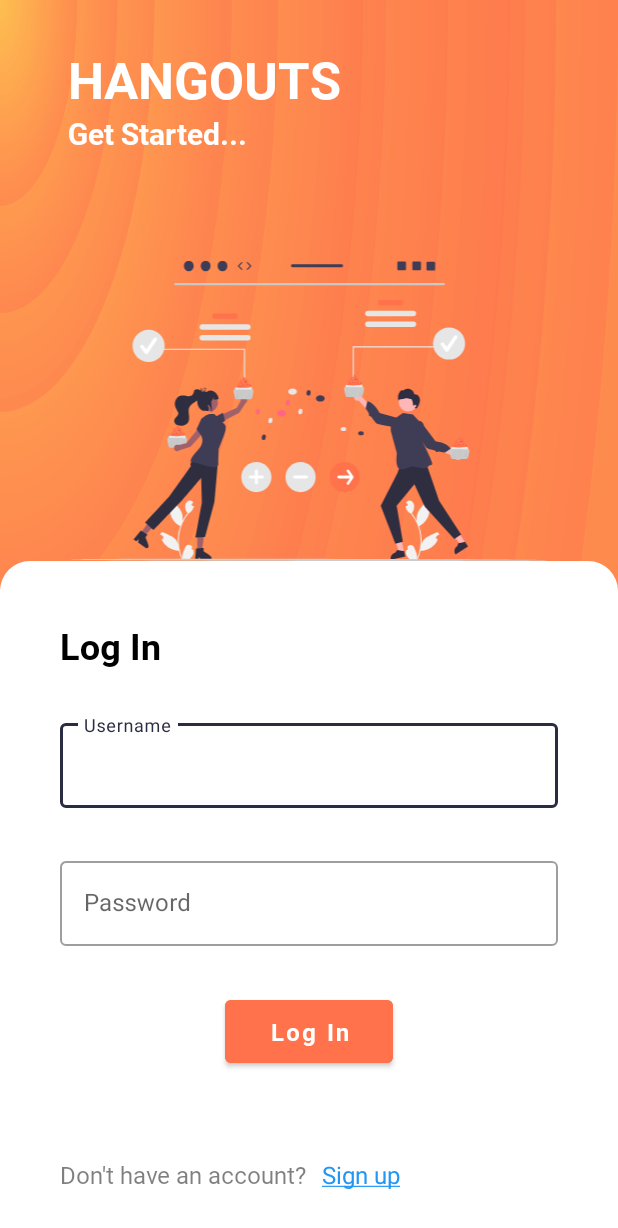
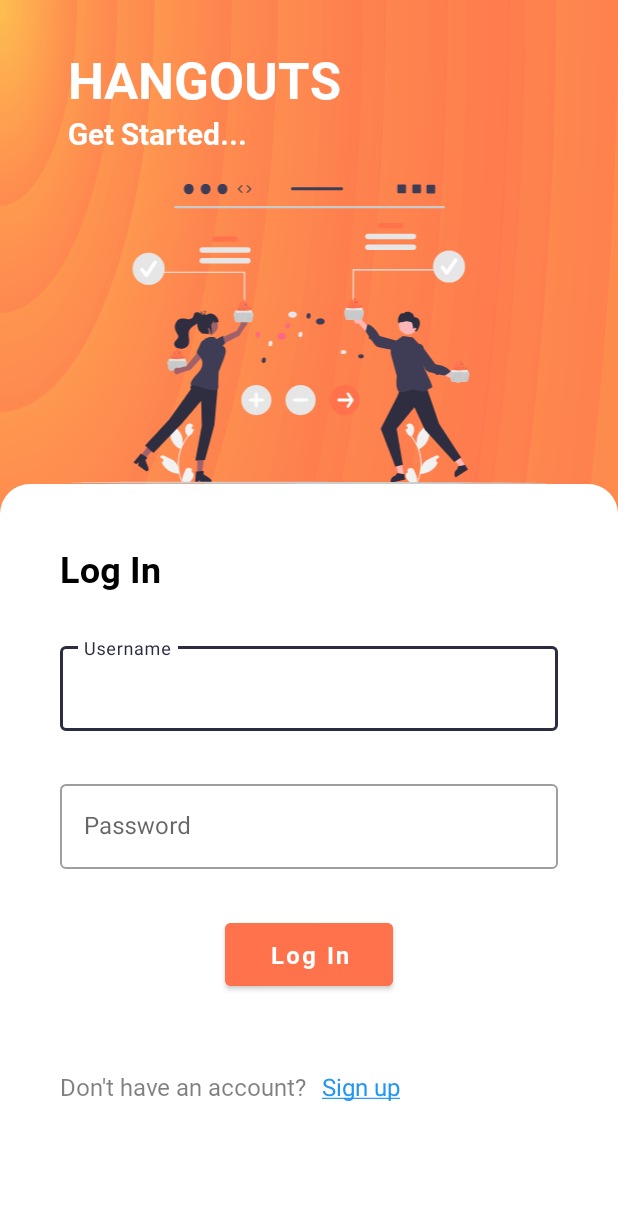
Before and after one commit to manuelrurda/Hangouts, an Android app: the screen it shows after launch (LoginActivity), on a phone screen of 412 x 824 dp. Shown: the top 1228 px of the screen. Run offline under Robolectric (Android 15) with nearby library versions, the phone set to English and light mode, and no system bars; libraries missing offline, so code that uses them is left out: com.parse; 1 statement that could not run was skipped.

Commit message:
Login Fragment

```diff
--- a/app/build.gradle
+++ b/app/build.gradle
@@ -33,6 +33,9 @@ android {
         sourceCompatibility JavaVersion.VERSION_1_8
         targetCompatibility JavaVersion.VERSION_1_8
     }
+    buildFeatures {
+        viewBinding true
+    }
 }
 
 dependencies {
--- /dev/null
+++ b/app/src/main/java/com/example/hangouts/Fragments/LoginFragment.java
@@ -0,0 +1,33 @@
+package com.example.hangouts.Fragments;
+
+import android.os.Bundle;
+
+import androidx.annotation.NonNull;
+import androidx.annotation.Nullable;
+import androidx.fragment.app.Fragment;
+
+import android.view.LayoutInflater;
+import android.view.View;
+import android.view.ViewGroup;
+
+import com.example.hangouts.R;
+
+public class LoginFragment extends Fragment {
+
+    public LoginFragment() {
+        // Required empty public constructor
+    }
+
+    @Override
+    public View onCreateView(LayoutInflater inflater, ViewGroup container,
+                             Bundle savedInstanceState) {
+        // Inflate the layout for this fragment
+        return inflater.inflate(R.layout.fragment_login, container, false);
+    }
+
+    @Override
+    public void onViewCreated(@NonNull View view, @Nullable Bundle savedInstanceState) {
+        super.onViewCreated(view, savedInstanceState);
+
+    }
+}
--- /dev/null
+++ b/app/src/main/java/com/example/hangouts/Fragments/SignupFragment.java
@@ -0,0 +1,33 @@
+package com.example.hangouts.Fragments;
+
+import android.os.Bundle;
+
+import androidx.annotation.NonNull;
+import androidx.annotation.Nullable;
+import androidx.fragment.app.Fragment;
+
+import android.view.LayoutInflater;
+import android.view.View;
+import android.view.ViewGroup;
+
+import com.example.hangouts.R;
+
+public class SignupFragment extends Fragment {
+
+
+    public SignupFragment() {
+        // Required empty public constructor
+    }
+
+    @Override
+    public View onCreateView(LayoutInflater inflater, ViewGroup container,
+                             Bundle savedInstanceState) {
+        // Inflate the layout for this fragment
+        return inflater.inflate(R.layout.fragment_signup, container, false);
+    }
+
+    @Override
+    public void onViewCreated(@NonNull View view, @Nullable Bundle savedInstanceState) {
+        super.onViewCreated(view, savedInstanceState);
+    }
+}
--- a/app/src/main/java/com/example/hangouts/LoginActivity.java
+++ b/app/src/main/java/com/example/hangouts/LoginActivity.java
@@ -1,14 +1,43 @@
 package com.example.hangouts;
 
 import androidx.appcompat.app.AppCompatActivity;
+import androidx.fragment.app.Fragment;
+import androidx.fragment.app.FragmentContainerView;
+import androidx.fragment.app.FragmentManager;
 
 import android.os.Bundle;
+import android.view.LayoutInflater;
+import android.view.View;
+
+import com.example.hangouts.Fragments.LoginFragment;
+import com.example.hangouts.databinding.ActivityLoginBinding;
 
 public class LoginActivity extends AppCompatActivity {
+
+    private ActivityLoginBinding binding;
+
+    private FragmentContainerView fragmentContainer;
 
     @Override
     protected void onCreate(Bundle savedInstanceState) {
         super.onCreate(savedInstanceState);
-        setContentView(R.layout.activity_login);
+
+        binding = ActivityLoginBinding.inflate(getLayoutInflater());
+        View view = binding.getRoot();
+        setContentView(view);
+
+        fragmentContainer = binding.fragmentContainer;
+
+        final FragmentManager fragmentManager = getSupportFragmentManager();
+        final Fragment loginFragment = new LoginFragment();
+        replaceFragment(fragmentManager, fragmentContainer, loginFragment);
+
+    }
+
+    private void replaceFragment(FragmentManager fragmentManager,
+                                 FragmentContainerView fragmentContainer, Fragment fragment) {
+        fragmentManager.beginTransaction()
+                .replace(fragmentContainer.getId(), fragment)
+                .commit();
     }
 }
--- a/app/src/main/res/layout/activity_login.xml
+++ b/app/src/main/res/layout/activity_login.xml
@@ -34,116 +34,22 @@
         android:id="@+id/ivLoginGrapgic"
         android:layout_width="322dp"
         android:layout_height="200dp"
-        app:layout_constraintBottom_toTopOf="@+id/constraintLayout"
+        android:layout_marginTop="20dp"
         app:layout_constraintEnd_toEndOf="parent"
         app:layout_constraintStart_toStartOf="parent"
+        app:layout_constraintTop_toBottomOf="@+id/tvGetStarted"
         app:srcCompat="@drawable/ic_undraw_tasting_re_3k5a" />
 
-    <androidx.constraintlayout.widget.ConstraintLayout
-        android:id="@+id/constraintLayout"
+    <androidx.fragment.app.FragmentContainerView
+        android:id="@+id/fragmentContainer"
+        android:name="com.example.hangouts.Fragments.LoginFragment"
         android:layout_width="0dp"
-        android:layout_height="450dp"
+        android:layout_height="0dp"
         android:background="@drawable/backcard"
         app:layout_constraintBottom_toBottomOf="parent"
         app:layout_constraintEnd_toEndOf="parent"
-        app:layout_constraintHorizontal_bias="0.0"
-        app:layout_constraintStart_toStartOf="parent">
+        app:layout_constraintStart_toStartOf="parent"
+        app:layout_constraintTop_toBottomOf="@+id/ivLoginGrapgic" />
 
-        <TextView
-            android:id="@+id/tvLoginLabel"
-            android:layout_width="wrap_content"
-            android:layout_height="wrap_content"
-            android:layout_marginStart="@dimen/backcard_content_padding"
-            android:layout_marginTop="@dimen/backcard_content_padding"
-            android:fontFamily="@font/roboto_bold"
-            android:text="@string/log_in_label"
-            android:textColor="@color/black"
-            android:textSize="24sp"
-            app:layout_constraintStart_toStartOf="parent"
-            app:layout_constraintTop_toTopOf="parent" />
-
-        <com.google.android.material.textfield.TextInputLayout
-            android:id="@+id/itLayoutUsername"
-            style="@style/Widget.MaterialComponents.TextInputLayout.OutlinedBox"
-            android:layout_width="0dp"
-            android:layout_height="wrap_content"
-            android:layout_marginTop="@dimen/margin_top_login_backcard_content"
-            android:layout_marginEnd="@dimen/backcard_content_padding"
-            app:layout_constraintEnd_toEndOf="parent"
-            app:layout_constraintStart_toStartOf="@+id/tvLoginLabel"
-            app:layout_constraintTop_toBottomOf="@+id/tvLoginLabel">
-
-            <com.google.android.material.textfield.TextInputEditText
-                android:id="@+id/itUsername"
-                android:layout_width="match_parent"
-                android:layout_height="wrap_content"
-                android:hint="@string/username_hint" />
-
-        </com.google.android.material.textfield.TextInputLayout>
-
-        <com.google.android.material.textfield.TextInputLayout
-            android:id="@+id/itLayoutPassword"
-            style="@style/Widget.MaterialComponents.TextInputLayout.OutlinedBox"
-            android:layout_width="0dp"
-            android:layout_height="wrap_content"
-            android:layout_marginTop="@dimen/margin_top_login_backcard_content"
-            android:layout_marginEnd="@dimen/backcard_content_padding"
-            app:layout_constraintEnd_toEndOf="parent"
-            app:layout_constraintStart_toStartOf="@+id/tvLoginLabel"
-            app:layout_constraintTop_toBottomOf="@+id/itLayoutUsername">
-
-            <com.google.android.material.textfield.TextInputEditText
-                android:id="@+id/itPassword"
-                android:layout_width="match_parent"
-                android:layout_height="wrap_content"
-                android:hint="@string/password_hint"
-                android:inputType="textPassword" />
-
-        </com.google.android.material.textfield.TextInputLayout>
-
-        <Button
-            android:id="@+id/btnLogin"
-            android:layout_width="wrap_content"
-            android:layout_height="wrap_content"
-            android:layout_marginTop="@dimen/margin_top_login_backcard_content"
-            android:backgroundTint="@color/orange"
-            android:elevation="20dp"
-            android:fontFamily="@font/roboto_bold"
-            android:paddingHorizontal="30dp"
-            android:paddingVertical="10dp"
-            android:text="@string/log_in_label"
-            android:textColor="@color/white"
-            android:textSize="16sp"
-            app:layout_constraintEnd_toEndOf="@+id/itLayoutPassword"
-            app:layout_constraintStart_toStartOf="@+id/itLayoutPassword"
-            app:layout_constraintTop_toBottomOf="@+id/itLayoutPassword" />
-
-        <TextView
-            android:id="@+id/tvDontHaveaCcc"
-            android:layout_width="wrap_content"
-            android:layout_height="wrap_content"
-            android:layout_marginBottom="@dimen/margin_top_login_backcard_content"
-            android:fontFamily="@font/roboto"
-            android:text="@string/don_t_have_an_account"
-            android:textColor="@color/black_50"
-            android:textSize="16sp"
-            app:layout_constraintBottom_toBottomOf="parent"
-            app:layout_constraintStart_toStartOf="@+id/itLayoutPassword" />
-
-        <TextView
-            android:id="@+id/tvSignup"
-            android:layout_width="wrap_content"
-            android:layout_height="wrap_content"
-            android:clickable="true"
-            android:paddingHorizontal="10dp"
-            android:paddingVertical="15dp"
-            android:text="@string/sign_up_label"
-            android:textColor="@color/hyperlink_blue"
-            android:textSize="16sp"
-            app:layout_constraintBottom_toBottomOf="@+id/tvDontHaveaCcc"
-            app:layout_constraintStart_toEndOf="@+id/tvDontHaveaCcc"
-            app:layout_constraintTop_toTopOf="@+id/tvDontHaveaCcc" />
-
-    </androidx.constraintlayout.widget.ConstraintLayout>
 
 </androidx.constraintlayout.widget.ConstraintLayout>
--- /dev/null
+++ b/app/src/main/res/layout/fragment_login.xml
@@ -0,0 +1,107 @@
+<?xml version="1.0" encoding="utf-8"?>
+<androidx.constraintlayout.widget.ConstraintLayout xmlns:android="http://schemas.android.com/apk/res/android"
+    xmlns:app="http://schemas.android.com/apk/res-auto"
+    android:id="@+id/constraintLayout"
+    android:layout_width="match_parent"
+    android:layout_height="wrap_content"
+    app:layout_constraintBottom_toBottomOf="parent"
+    app:layout_constraintEnd_toEndOf="parent"
+    app:layout_constraintHorizontal_bias="0.0"
+    app:layout_constraintStart_toStartOf="parent">
+
+    <TextView
+        android:id="@+id/tvLoginLabel"
+        android:layout_width="wrap_content"
+        android:layout_height="wrap_content"
+        android:layout_marginStart="@dimen/backcard_content_padding"
+        android:layout_marginTop="@dimen/backcard_content_padding"
+        android:fontFamily="@font/roboto_bold"
+        android:text="@string/log_in_label"
+        android:textColor="@color/black"
+        android:textSize="24sp"
+        app:layout_constraintStart_toStartOf="parent"
+        app:layout_constraintTop_toTopOf="parent" />
+
+    <com.google.android.material.textfield.TextInputLayout
+        android:id="@+id/itLayoutUsername"
+        style="@style/Widget.MaterialComponents.TextInputLayout.OutlinedBox"
+        android:layout_width="0dp"
+        android:layout_height="wrap_content"
+        android:layout_marginTop="@dimen/margin_top_login_backcard_content"
+        android:layout_marginEnd="@dimen/backcard_content_padding"
+        app:layout_constraintEnd_toEndOf="parent"
+        app:layout_constraintStart_toStartOf="@+id/tvLoginLabel"
+        app:layout_constraintTop_toBottomOf="@+id/tvLoginLabel">
+
+        <com.google.android.material.textfield.TextInputEditText
+            android:id="@+id/itUsername"
+            android:layout_width="match_parent"
+            android:layout_height="wrap_content"
+            android:hint="@string/username_hint" />
+
+    </com.google.android.material.textfield.TextInputLayout>
+
+    <com.google.android.material.textfield.TextInputLayout
+        android:id="@+id/itLayoutPassword"
+        style="@style/Widget.MaterialComponents.TextInputLayout.OutlinedBox"
+        android:layout_width="0dp"
+        android:layout_height="wrap_content"
+        android:layout_marginTop="@dimen/margin_top_login_backcard_content"
+        android:layout_marginEnd="@dimen/backcard_content_padding"
+        app:layout_constraintEnd_toEndOf="parent"
+        app:layout_constraintStart_toStartOf="@+id/tvLoginLabel"
+        app:layout_constraintTop_toBottomOf="@+id/itLayoutUsername">
+
+        <com.google.android.material.textfield.TextInputEditText
+            android:id="@+id/itPassword"
+            android:layout_width="match_parent"
+            android:layout_height="wrap_content"
+            android:hint="@string/password_hint"
+            android:inputType="textPassword" />
+
+    </com.google.android.material.textfield.TextInputLayout>
+
+    <Button
+        android:id="@+id/btnLogin"
+        android:layout_width="wrap_content"
+        android:layout_height="wrap_content"
+        android:layout_marginTop="@dimen/margin_top_login_backcard_content"
+        android:backgroundTint="@color/orange"
+        android:elevation="20dp"
+        android:fontFamily="@font/roboto_bold"
+        android:paddingHorizontal="30dp"
+        android:paddingVertical="10dp"
+        android:text="@string/log_in_label"
+        android:textColor="@color/white"
+        android:textSize="16sp"
+        app:layout_constraintEnd_toEndOf="@+id/itLayoutPassword"
+        app:layout_constraintStart_toStartOf="@+id/itLayoutPassword"
+        app:layout_constraintTop_toBottomOf="@+id/itLayoutPassword" />
+
+    <TextView
+        android:id="@+id/tvDontHaveaCcc"
+        android:layout_width="wrap_content"
+        android:layout_height="wrap_content"
+        android:layout_marginTop="50dp"
+        android:fontFamily="@font/roboto"
+        android:text="@string/don_t_have_an_account"
+        android:textColor="@color/black_50"
+        android:textSize="16sp"
+        app:layout_constraintStart_toStartOf="@+id/itLayoutPassword"
+        app:layout_constraintTop_toBottomOf="@+id/btnLogin" />
+
+    <TextView
+        android:id="@+id/tvSignup"
+        android:layout_width="wrap_content"
+        android:layout_height="wrap_content"
+        android:clickable="true"
+        android:paddingHorizontal="10dp"
+        android:paddingVertical="15dp"
+        android:text="@string/sign_up_label"
+        android:textColor="@color/hyperlink_blue"
+        android:textSize="16sp"
+        app:layout_constraintBottom_toBottomOf="@+id/tvDontHaveaCcc"
+        app:layout_constraintStart_toEndOf="@+id/tvDontHaveaCcc"
+        app:layout_constraintTop_toTopOf="@+id/tvDontHaveaCcc" />
+
+</androidx.constraintlayout.widget.ConstraintLayout>
--- /dev/null
+++ b/app/src/main/res/layout/fragment_signup.xml
@@ -0,0 +1,14 @@
+<?xml version="1.0" encoding="utf-8"?>
+<FrameLayout xmlns:android="http://schemas.android.com/apk/res/android"
+    xmlns:tools="http://schemas.android.com/tools"
+    android:layout_width="match_parent"
+    android:layout_height="match_parent"
+    tools:context=".Fragments.SignupFragment">
+
+    <!-- TODO: Update blank fragment layout -->
+    <TextView
+        android:layout_width="match_parent"
+        android:layout_height="match_parent"
+        android:text="@string/hello_blank_fragment" />
+
+</FrameLayout>
--- a/app/src/main/res/values/strings.xml
+++ b/app/src/main/res/values/strings.xml
@@ -7,4 +7,6 @@
     <string name="get_started_label">Get Started...</string>
     <string name="hangouts_label_caps">HANGOUTS</string>
     <string name="sign_up_label"><u>Sign up</u></string>
+    <!-- TODO: Remove or change this placeholder text -->
+    <string name="hello_blank_fragment">Hello blank fragment</string>
 </resources>
--- a/app/src/main/res/values/themes.xml
+++ b/app/src/main/res/values/themes.xml
@@ -4,13 +4,13 @@
         <!-- Primary brand color. -->
         <item name="colorPrimary">@color/midnight_blue</item>
         <item name="colorPrimaryVariant">@color/midnight_blue</item>
-        <item name="colorOnPrimary">@color/white</item>
+        <item name="colorOnPrimary">@color/orange</item>
         <!-- Secondary brand color. -->
         <item name="colorSecondary">@color/yellow</item>
         <item name="colorSecondaryVariant">@color/yellow</item>
         <item name="colorOnSecondary">@color/black</item>
         <!-- Status bar color. -->
-        <item name="android:statusBarColor" tools:targetApi="l">?attr/colorPrimaryVariant</item>
+        <item name="android:statusBarColor" tools:targetApi="l">?attr/colorOnPrimary</item>
         <!-- Customize your theme here. -->
         <item name="android:textAllCaps">false</item>
     </style>
```
